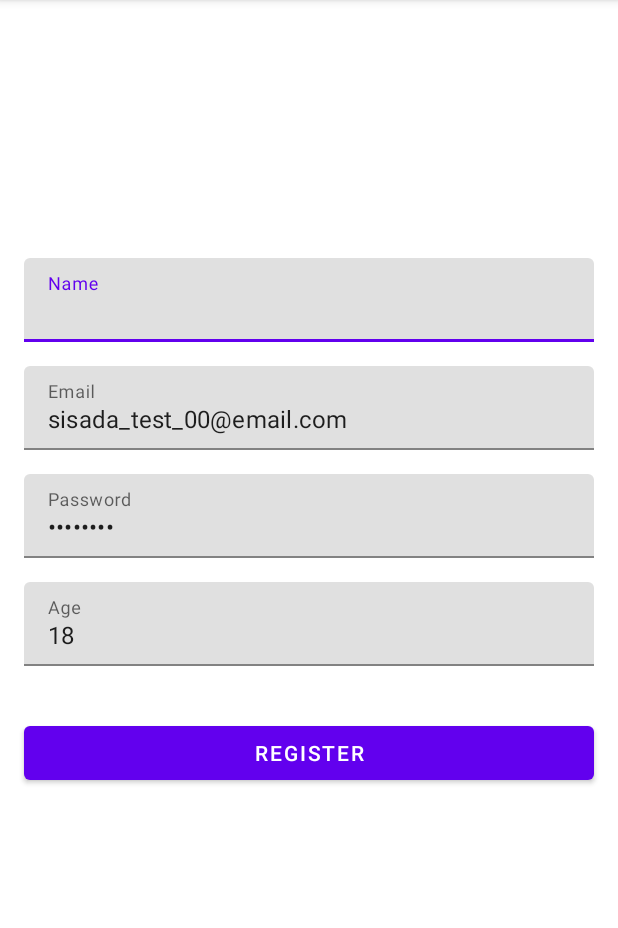
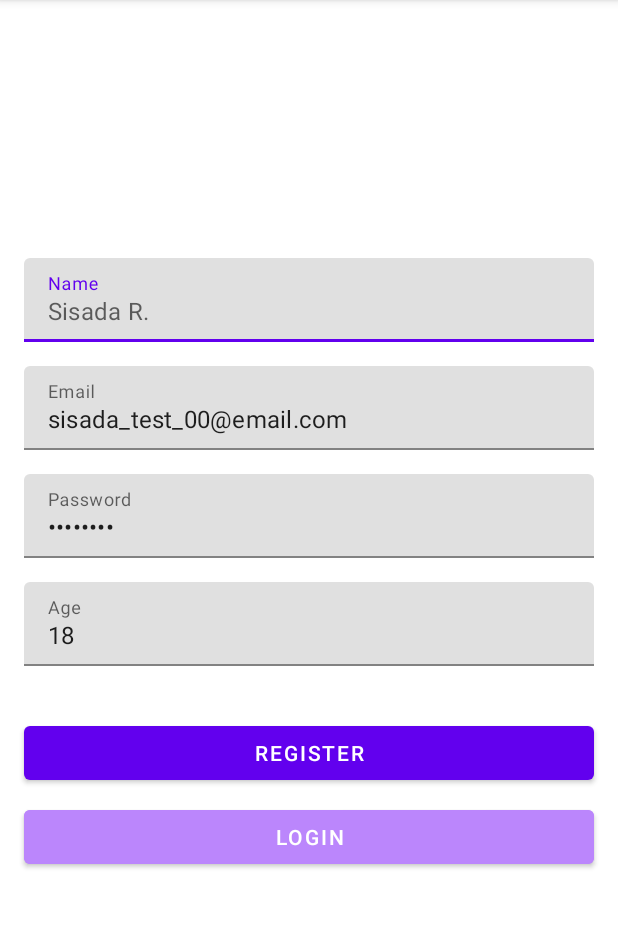
Before and after one commit to SisadaR/NeverSitUp_Todo, an Android app: the RegisterActivity screen opened directly, with no data from a screen before it, on a phone screen of 412 x 824 dp, the part 84-1012 px from its top. Run offline under Robolectric (Android 15) with nearby library versions, the phone set to English and light mode, and no system bars.

Commit message:
update Register activity, adding validator

```diff
--- a/app/src/main/java/com/sisada/neversituptodo/etc/Constant.kt
+++ b/app/src/main/java/com/sisada/neversituptodo/etc/Constant.kt
@@ -2,3 +2,5 @@ package com.sisada.neversituptodo.etc
 
 const val BASE_URL = "https://api-nodejs-todolist.herokuapp.com"
 const val PASSWORD_MIN_LENGTH : Int = 8
+const val AGE_MIN : Int = 8
+const val AGE_MAX : Int = 99
--- a/app/src/main/java/com/sisada/neversituptodo/view/RegisterActivity.kt
+++ b/app/src/main/java/com/sisada/neversituptodo/view/RegisterActivity.kt
@@ -1,12 +1,102 @@
 package com.sisada.neversituptodo.view
 
+import android.app.AlertDialog
+import android.content.Intent
 import androidx.appcompat.app.AppCompatActivity
 import android.os.Bundle
+import android.util.Log
+import androidx.lifecycle.Observer
 import com.sisada.neversituptodo.R
+import com.sisada.neversituptodo.api.Status
+import com.sisada.neversituptodo.databinding.ActivityLoginBinding
+import com.sisada.neversituptodo.databinding.ActivityRegisterBinding
+import com.sisada.neversituptodo.etc.*
+import com.sisada.neversituptodo.viewmodel.AuthViewModel
 
 class RegisterActivity : AppCompatActivity() {
+
+    private var viewModel: AuthViewModel = AuthViewModel()
+    lateinit var binding: ActivityRegisterBinding
+    private var validator = Validator()
+
     override fun onCreate(savedInstanceState: Bundle?) {
         super.onCreate(savedInstanceState)
-        setContentView(R.layout.activity_register)
+
+        binding = ActivityRegisterBinding.inflate(layoutInflater)
+        setContentView(binding.root)
+
+        this.setUpValidation()
+        this.setupOnLoginButtonClicked()
+        this.setupOnRegisterButtonClicked()
+    }
+
+    private fun setupOnLoginButtonClicked() {
+        binding.btnGotoLogin.setOnClickListener {
+            val intent = Intent(this, LoginActivity::class.java)
+            startActivity(intent)
+            finish()
+        }
+    }
+
+    private fun setupOnRegisterButtonClicked() {
+
+        binding.btnRegister.setOnClickListener {
+
+            if (!validator.result())
+                return@setOnClickListener
+
+            var waitDialog = WaitDialog(this)
+            waitDialog.show()
+
+            val username = binding.tinNameValue.text.toString()
+            val password = binding.tinPasswordValue.text.toString()
+            val email = binding.tinEmailValue.text.toString()
+            val age = binding.tinAgeValue.text.toString().toInt()
+
+            viewModel.register(username,email, password,age).observe(this, Observer {
+                it?.let { resource ->
+                    when (resource.status) {
+                        Status.SUCCESS -> {
+                            waitDialog.dismiss()
+                            resource.data?.let { response ->
+                                SharedInfo.newToken(this, response.token)
+                                gotoTaskActivity()
+                            }
+                        }
+                        Status.ERROR -> {
+                            waitDialog.dismiss()
+                            Log.e("LoginError", resource.message!!)
+
+                            AlertDialog.Builder(this)
+                                .setTitle("Something Wrong")
+                                .setMessage(resource.message)
+                                .setPositiveButton(android.R.string.yes, null)
+                                .setIcon(android.R.drawable.ic_dialog_alert)
+                                .show()
+                        }
+                        Status.LOADING -> {
+                            Log.d("Login", "Loading")
+                        }
+                    }
+                }
+            })
+        }
+    }
+
+    private fun setUpValidation(){
+        validator.addCheckEmail(binding.tinEmail)
+
+        validator.addCheckEmpty(binding.tinEmail)
+        validator.addCheckEmpty(binding.tinPassword)
+        validator.addCheckEmpty(binding.tinName)
+        validator.addCheckEmpty(binding.tinAge)
+
+        validator.addCheckTooShort(binding.tinPassword, PASSWORD_MIN_LENGTH)
+
+        validator.addCheckNumberRange(binding.tinAge, IntRange(AGE_MIN, AGE_MAX))
+    }
+
+    private fun gotoTaskActivity() {
+        Log.d("LOGIN_ACTICITY" , "go to task view")
     }
 }
--- a/app/src/main/res/layout/activity_register.xml
+++ b/app/src/main/res/layout/activity_register.xml
@@ -20,6 +20,20 @@
         app:layout_constraintStart_toStartOf="parent"
         app:layout_constraintTop_toBottomOf="@+id/tin_age" />
 
+    <Button
+        android:id="@+id/btn_goto_login"
+        android:layout_width="match_parent"
+        android:layout_height="wrap_content"
+        android:layout_marginStart="16dp"
+        android:layout_marginTop="8dp"
+        android:layout_marginEnd="16dp"
+        android:backgroundTint="@color/purple_200"
+        android:text="Login"
+        app:layout_constraintEnd_toEndOf="parent"
+        app:layout_constraintHorizontal_bias="0.0"
+        app:layout_constraintStart_toStartOf="parent"
+        app:layout_constraintTop_toBottomOf="@+id/btn_register" />
+
     <com.google.android.material.textfield.TextInputLayout
         android:id="@+id/tin_name"
         android:layout_width="match_parent"
@@ -37,7 +51,7 @@
             android:id="@+id/tin_name_value"
             android:layout_width="match_parent"
             android:layout_height="wrap_content"
-
+            android:hint="Sisada R."
             android:inputType="textPersonName"
             tools:text="Sisada R" />
 
@@ -61,7 +75,7 @@
             android:id="@+id/tin_email_value"
             android:layout_width="match_parent"
             android:layout_height="wrap_content"
-
+            android:hint="John@email.com"
             android:inputType="textWebEmailAddress"
             android:text="sisada_test_00@email.com" />
 
```
Also changed, not shown: app/src/main/java/com/sisada/neversituptodo/view/LoginActivity.kt (+11 -6 lines).
